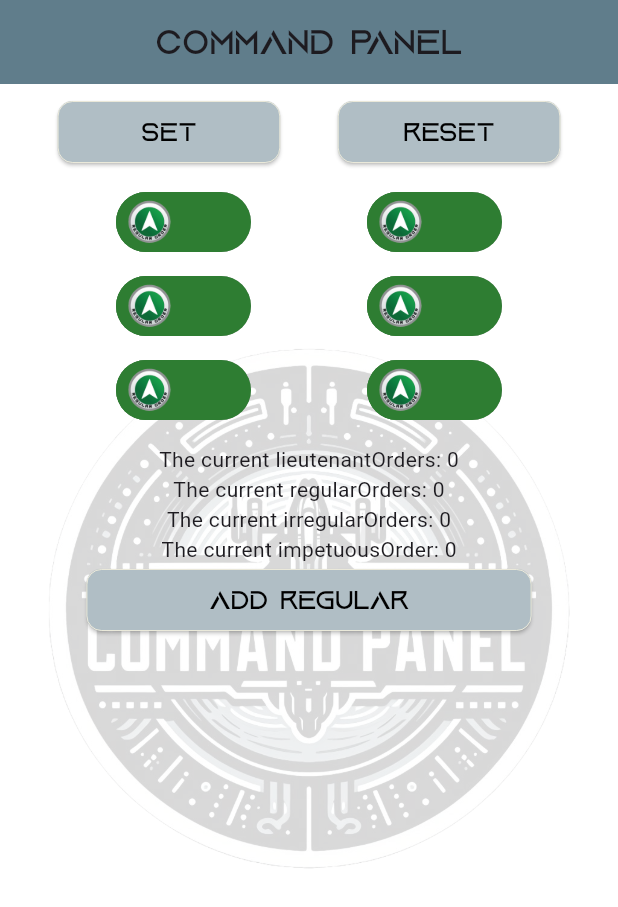
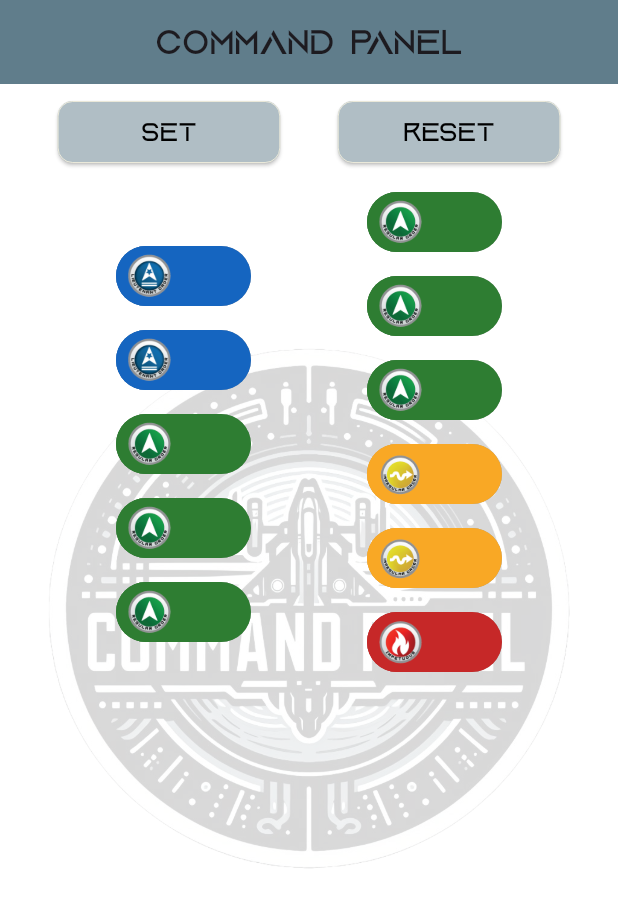
Before and after one commit to IsaacPriddy/Command-Panel, a Flutter app: the screen it shows after launch, after a tap on "Reset", on a phone screen of 412 x 824 dp. Shown: the top 907 px of the screen. Run offline on Flutter 3.47's test engine with Material 3 defaults, Android fonts, the phone set to English and light mode, and no system bars.

Commit message:
Got the RESET button working! - Finally got the reset button working. Problem was that I was cycling     through the list of toggle buttons but I was creating them manually     and never actually adding them to that list. With this change,     dynamically creating buttons should be easier as well.

```diff
--- a/lib/screens_v3/order_toggle_button.dart
+++ b/lib/screens_v3/order_toggle_button.dart
@@ -10,29 +10,44 @@ class OrderToggleButton extends StatefulWidget {
   final String normalImage;
   final String greyImage;
   final OrderType orderType;
+  final Color backgroundColor;
   final ValueChanged<bool>? onChanged;
 
   const OrderToggleButton({
-    super.key,
+    Key? key,
     required this.defaultValue,
     required this.normalImage,
     required this.greyImage,
     required this.orderType,
+    required this.backgroundColor,
     this.onChanged,
-  });
+  }) : super(key: key);
 
   @override
-  // ignore: library_private_types_in_public_api
-  _OrderToggleButtonState createState() => _OrderToggleButtonState();
+  OrderToggleButtonState createState() => OrderToggleButtonState();
 }
 
-class _OrderToggleButtonState extends State<OrderToggleButton> {
-  bool isToggled = false;
+class OrderToggleButtonState extends State<OrderToggleButton> {
+  bool isToggled = false; // Is later set by defaultValue
 
   @override
   void initState() {
     super.initState();
     isToggled = widget.defaultValue;
+  }
+
+  @override
+  void didUpdateWidget(covariant OrderToggleButton oldWidget) {
+    super.didUpdateWidget(oldWidget);
+    if (oldWidget.defaultValue != widget.defaultValue) {
+      isToggled = widget.defaultValue;
+    }
+  }
+
+  void reset() {
+    setState(() {
+      isToggled = widget.defaultValue;
+    });
   }
 
   @override
@@ -61,7 +76,7 @@ class _OrderToggleButtonState extends State<OrderToggleButton> {
                 height: 40.0,
                 decoration: BoxDecoration(
                   borderRadius: BorderRadius.circular(20.0),
-                  color: isToggled ? Colors.green[800] : Colors.grey.shade700,
+                  color: isToggled ? widget.backgroundColor : Colors.grey.shade700,
                 ),
               ),
             ),
@@ -72,7 +87,7 @@ class _OrderToggleButtonState extends State<OrderToggleButton> {
                 height: 40.0,
                 decoration: BoxDecoration(
                   borderRadius: BorderRadius.circular(20.0),
-                  color: isToggled ? Colors.green[800] : Colors.grey.shade700,
+                  color: isToggled ? widget.backgroundColor : Colors.grey.shade700,
                 ),
                 child: Center(
                   child: Image.asset(
@@ -88,5 +103,4 @@ class _OrderToggleButtonState extends State<OrderToggleButton> {
       ),
     );
   }
-
 }
--- a/lib/screens_v3/orders.dart
+++ /dev/null
@@ -1,7 +0,0 @@
-class Orders {
-  int commandTokens = 4;
-  int lieutenantOrders = 0;
-  int regularOrders = 0;
-  int irregularOrders = 0;
-  int impetuousOrder = 0;
-}
--- a/lib/screens_v3/play_screen.dart
+++ b/lib/screens_v3/play_screen.dart
@@ -1,6 +1,15 @@
 import 'package:flutter/material.dart';
 import 'order_toggle_button.dart';
-import 'orders.dart';
+// import 'set_button.dart';
+
+
+class Orders {
+  int commandTokens = 4;
+  int lieutenantOrders = 0;
+  int regularOrders = 0;
+  int irregularOrders = 0;
+  int impetuousOrder = 0;
+}
 
 class PlayScreen extends StatefulWidget {
   const PlayScreen({super.key});
@@ -11,9 +20,26 @@ class PlayScreen extends StatefulWidget {
 }
 
 class _PlayScreenState extends State<PlayScreen> {
+  // VARIABLES, INITIALIZERS AND UPPDATERS
   List<OrderToggleButton> orderToggleButtons = [];
-  final Orders _orders = Orders(); // FOR TESTING TODO: Remove later
+  final List<GlobalKey<OrderToggleButtonState>> _toggleButtonKeys = [];
+  final Orders _orders = Orders();
 
+  void updateToggleKeys() {
+    _toggleButtonKeys.clear();
+    _toggleButtonKeys.addAll(List.generate(
+      _orders.regularOrders,
+      (index) => GlobalKey<OrderToggleButtonState>(),
+    ));
+  }
+
+  @override
+  void initState() {
+    super.initState();
+    updateToggleKeys();
+  }
+
+  // THE BUILD
   @override
   Widget build(BuildContext context) {
     // These are here so that the size dynamically changes with the size of the phone
@@ -52,7 +78,7 @@ class _PlayScreenState extends State<PlayScreen> {
           mainAxisAlignment: MainAxisAlignment.spaceEvenly,
           children: [
             createButton(h, w, "Set", onPressed: () => ''),
-            createButton(h, w, "Reset", onPressed: () => ''),
+            resetToggleButtons(h, w, "Reset"),
           ],
         ),
         const SizedBox(height: 16.0), // SPACER
@@ -63,6 +89,10 @@ class _PlayScreenState extends State<PlayScreen> {
           children: [
             Column(
               children: [
+                lieutenantOrderToggle(),
+                const SizedBox(height: 16.0), // SPACER
+                lieutenantOrderToggle(),
+                const SizedBox(height: 16.0), // SPACER
                 regularOrderToggle(),
                 const SizedBox(height: 16.0), // SPACER
                 regularOrderToggle(),
@@ -77,20 +107,18 @@ class _PlayScreenState extends State<PlayScreen> {
                 regularOrderToggle(),
                 const SizedBox(height: 16.0), // SPACER
                 regularOrderToggle(),
+                const SizedBox(height: 16.0), // SPACER
+                irregularOrderToggle(),
+                const SizedBox(height: 16.0), // SPACER
+                irregularOrderToggle(),
+                const SizedBox(height: 16.0), // SPACER
+                impteuousOrderToggle(),
+                const SizedBox(height: 16.0), // SPACER
               ],
             ),
           ],
         ),
         const SizedBox(height: 16.0), // SPACER
-        Column(
-          children: [
-            Text("The current lieutenantOrders: ${_orders.lieutenantOrders}"),
-            Text("The current regularOrders: ${_orders.regularOrders}"),
-            Text("The current irregularOrders: ${_orders.irregularOrders}"),
-            Text("The current impetuousOrder: ${_orders.impetuousOrder}"),
-          ],
-        ),
-        createButton(h*2, w, "Add Regular", onPressed: addRegularOrder) // NOT CURRENTLY WORKING TODO: Remove
       ],
     );
   }
@@ -118,19 +146,84 @@ class _PlayScreenState extends State<PlayScreen> {
     );
   }
 
+  Widget resetToggleButtons(double h, double w, String buttonText) {
+    return createButton(
+      h, w, buttonText,
+      onPressed: () {
+        setState(() {
+          for (var key in _toggleButtonKeys) {
+            key.currentState?.reset();
+          }
+
+          _orders.commandTokens = 4;
+          _orders.regularOrders = 0;
+          _orders.lieutenantOrders = 0;
+          _orders.irregularOrders = 0;
+          _orders.impetuousOrder = 0;
+        });
+      }
+    );
+  }
+
+  // ORDER BUTTONS
+  Widget lieutenantOrderToggle() {
+    OrderToggleButton toggleButton = OrderToggleButton(
+      key: GlobalKey<OrderToggleButtonState>(), // Add key here
+      defaultValue: true,
+      normalImage: "assets/tokens/lieutenant.png",
+      greyImage: "assets/tokens/lieutenant_grey.png",
+      orderType: OrderType.Lieutenant,
+      backgroundColor: Colors.blue.shade800,
+    );
+
+    _toggleButtonKeys.add(GlobalKey<OrderToggleButtonState>()); // Add key to the list
+
+    return toggleButton;
+  }
+
   Widget regularOrderToggle() {
-    return const OrderToggleButton(
+    OrderToggleButton toggleButton = OrderToggleButton(
+      key: GlobalKey<OrderToggleButtonState>(), // Add key here
       defaultValue: true,
       normalImage: "assets/tokens/regular.png",
       greyImage: "assets/tokens/regular_grey.png",
       orderType: OrderType.Regular,
+      backgroundColor: Colors.green.shade800,
     );
+
+    _toggleButtonKeys.add(GlobalKey<OrderToggleButtonState>()); // Add key to the list
+
+    return toggleButton;
   }
 
-  // TODO: Remove this when Add Regular button is removed
-  void addRegularOrder() {
-    setState(() {
-      _orders.regularOrders++;
-    });
+  Widget irregularOrderToggle() {
+    OrderToggleButton toggleButton = OrderToggleButton(
+      key: GlobalKey<OrderToggleButtonState>(), // Add key here
+      defaultValue: true,
+      normalImage: "assets/tokens/irregular.png",
+      greyImage: "assets/tokens/irregular_grey.png",
+      orderType: OrderType.Irregular,
+      backgroundColor: Colors.yellow.shade800,
+    );
+
+    _toggleButtonKeys.add(GlobalKey<OrderToggleButtonState>()); // Add key to the list
+
+    return toggleButton;
   }
+
+  Widget impteuousOrderToggle() {
+    OrderToggleButton toggleButton = OrderToggleButton(
+      key: GlobalKey<OrderToggleButtonState>(), // Add key here
+      defaultValue: true,
+      normalImage: "assets/tokens/impetuous.png",
+      greyImage: "assets/tokens/impetuous_grey.png",
+      orderType: OrderType.Impetuous,
+      backgroundColor: Colors.red.shade800,
+    );
+
+    _toggleButtonKeys.add(GlobalKey<OrderToggleButtonState>()); // Add key to the list
+
+    return toggleButton;
+  }
+
 }
--- a/lib/screens_v3/set_button.dart
+++ b/lib/screens_v3/set_button.dart
@@ -1,45 +1,32 @@
+// set_button.dart
+
 import 'package:flutter/material.dart';
 
-class SetButton extends StatelessWidget {
-  const SetButton({super.key});
+Widget setButton(BuildContext context, VoidCallback onPressed) {
+  return ElevatedButton(
+    onPressed: onPressed,
+    child: const Text('Set'),
+  );
+}
+
+class SetScreen extends StatelessWidget {
+  const SetScreen({Key? key});
 
   @override
   Widget build(BuildContext context) {
-    return ElevatedButton(
-      onPressed: () {
-        // Show your popup or navigate to the set screen
-        showDialog(
-          context: context,
-          builder: (BuildContext context) {
-            // Return your custom set screen or popup widget
-            return const SetScreen();
-          },
-        );
-      },
-      child: const Text('Set'),
-    );
-  }
-}
-
-class SetScreen extends StatelessWidget {
-  const SetScreen({super.key});
-
-  @override
-  Widget build(BuildContext context) {
-    // Build your set screen UI here
     return AlertDialog(
       title: const Text('Set Orders'),
       content: const Column(
         // Add UI elements for regular, lieutenant, irregular, and impetuous orders
       ),
       actions: [
-        ElevatedButton(
-          onPressed: () {
+        setButton(
+          context,
+          () {
             // Handle set button press
             // You may need to pass data back to PlayScreen
             Navigator.pop(context);
           },
-          child: const Text('Set'),
         ),
         ElevatedButton(
           onPressed: () {
```
